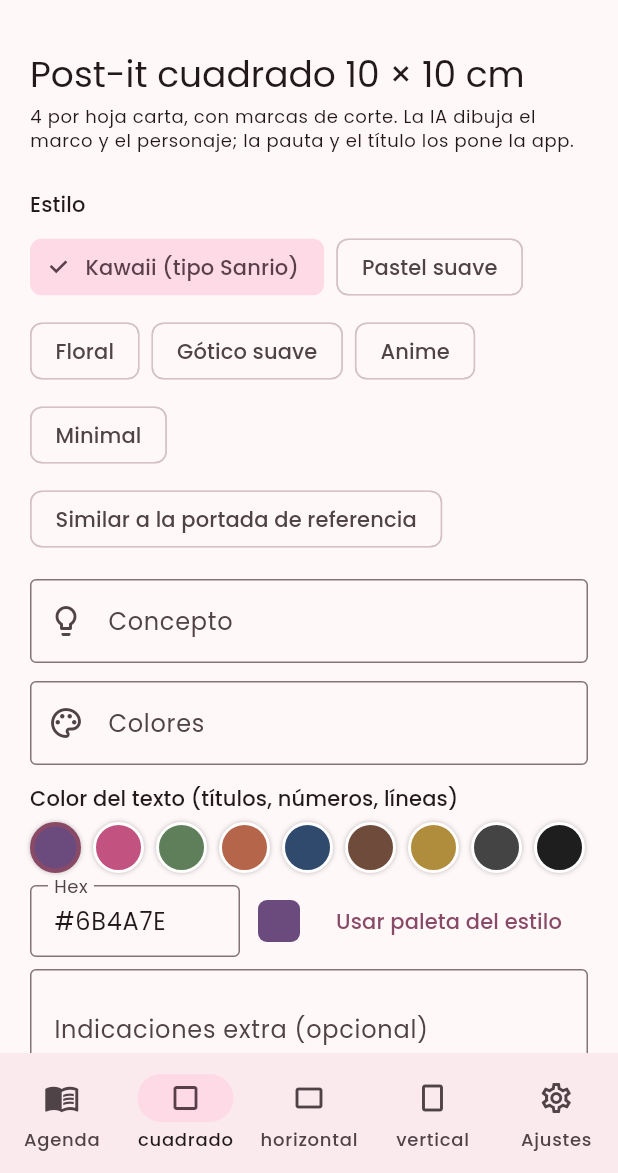
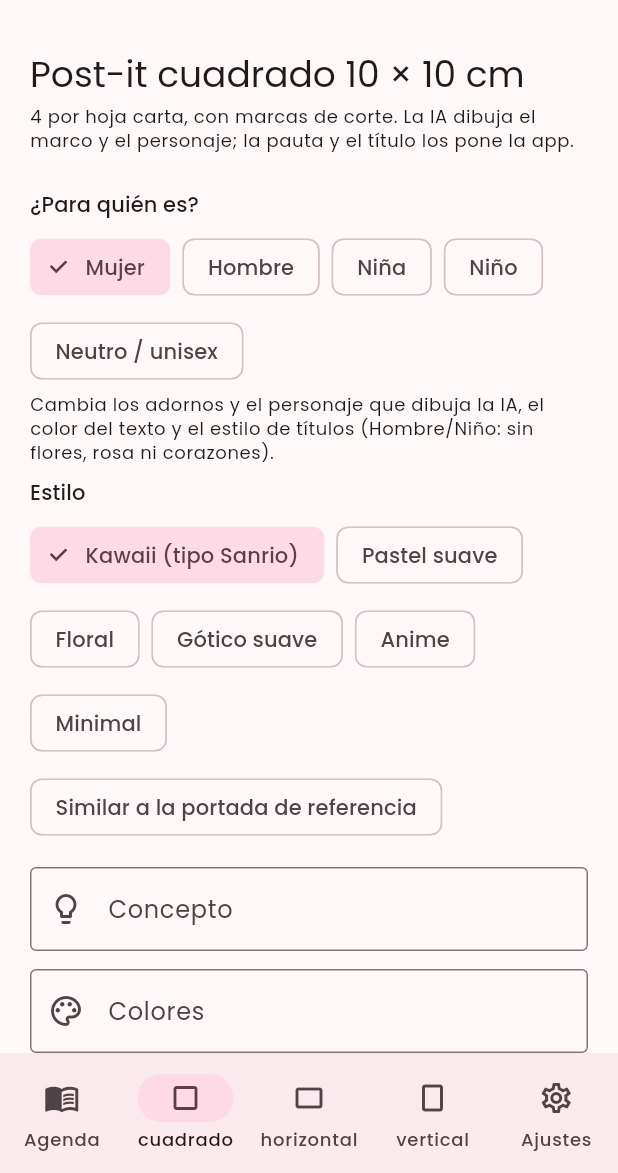
Before and after one commit to djtetal87/agustinita-creator, a Flutter app: the screen it shows after launch, item 2 of the bottom bar chosen, on a phone screen of 412 x 824 dp, the part 63-1236 px from its top. Run offline on Flutter 3.47's test engine with Material 3 defaults, Android fonts, the phone set to English and light mode, and no system bars; our stand-ins replace image_picker, pdf, printing, share_plus, shared_preferences; missing offline and left inert: file_selector.

Commit message:
v0.13: opción '¿Para quién es?' (mujer/hombre/niña/niño/neutro) para marcos, relleno, portada y separadores
Co-Authored-By: Claude Opus 5.5 <noreply@anthropic.com>
Claude-Session: https://claude.ai/code/session_01JVGDgnUhvLaM1f5JzEqDRk

```diff
--- a/lib/app_settings.dart
+++ b/lib/app_settings.dart
@@ -6,6 +6,7 @@ class AppSettings {
   static const _kScript = 'title_script';
   static const _kTitleStyle = 'title_style';
   static const _kInk = 'ink_hex';
+  static const _kAudience = 'audience';
 
   static const falModels = <String, String>{
     'fal-ai/flux-pro/v1.1': 'Flux Pro 1.1 — mejor calidad, ~4 ¢',
@@ -18,6 +19,7 @@ class AppSettings {
   String titleScript; // stylescript · marck · parisienne · sacramento · allura
   String titleStyle; // dual · script · plain
   String inkHex; // color del texto del papel, '' = paleta del estilo
+  String audience = 'mujer'; // mujer · hombre · nina · nino · neutro
   AppSettings({required this.falKey, required this.falModel, this.titleScript = 'stylescript', this.titleStyle = 'dual', this.inkHex = '#6B4A7E'});
 
   static Future<AppSettings> load() async {
@@ -28,7 +30,7 @@ class AppSettings {
       titleScript: p.getString(_kScript) ?? 'stylescript',
       titleStyle: p.getString(_kTitleStyle) ?? 'dual',
       inkHex: p.getString(_kInk) ?? '#6B4A7E',
-    );
+    )..audience = p.getString(_kAudience) ?? 'mujer';
   }
 
   Future<void> save() async {
@@ -38,6 +40,7 @@ class AppSettings {
     await p.setString(_kScript, titleScript);
     await p.setString(_kTitleStyle, titleStyle);
     await p.setString(_kInk, inkHex);
+    await p.setString(_kAudience, audience);
   }
 
   bool get isConfigured => falKey.trim().isNotEmpty;
--- a/lib/screens/agenda_screen.dart
+++ b/lib/screens/agenda_screen.dart
@@ -40,7 +40,9 @@ class _AgendaScreenState extends State<AgendaScreen> {
         .where((e) => '#${e.value.toRadixString(16).substring(2).toUpperCase()}' == hex.toUpperCase())
         .map((e) => e.key)
         .firstOrNull;
-    return 'tonos de ${name?.toLowerCase() ?? hex}, blanco y beige suave';
+    final a = widget.settings.audience;
+    final base = (a == 'hombre' || a == 'nino') ? 'gris y blanco' : 'blanco y beige suave';
+    return 'tonos de ${name?.toLowerCase() ?? hex}, $base';
   }
   String get _name => _nameC.text;
   String get _phrase => _phraseC.text;
@@ -88,8 +90,21 @@ class _AgendaScreenState extends State<AgendaScreen> {
   StyleSpec get _style {
     final base = StyleSpec.byId(_styleId);
     final ink = StyleSpec.parseHex(widget.settings.inkHex);
-    return ink == null ? base : base.withInk(ink);
+    final inked = ink == null ? base : base.withInk(ink);
+    return inked.withAudience(widget.settings.audience);
   }
+
+  void _setAudience(String a) => setState(() {
+        widget.settings.audience = a;
+        // color de texto y títulos acordes al público (se pueden cambiar después)
+        widget.settings.inkHex = StyleSpec.audienceInk[a] ?? widget.settings.inkHex;
+        if (a == 'hombre' || a == 'nino' || a == 'neutro') {
+          widget.settings.titleStyle = 'plain';
+        } else if (widget.settings.titleStyle == 'plain') {
+          widget.settings.titleStyle = 'dual';
+        }
+        widget.settings.save();
+      });
   List<Color> _coverColors = const [];
 
   Future<void> _refreshCoverColors() async {
@@ -412,6 +427,11 @@ class _AgendaScreenState extends State<AgendaScreen> {
         const SizedBox(height: 16),
         Field('Nombre de la persona (opcional si la portada ya lo trae)', 'Agustina', (_) {}, icon: Icons.person, controller: _nameC),
         Field('Texto a decir (frase, opcional)', 'Sigue brillando cada día', (_) {}, icon: Icons.format_quote, controller: _phraseC),
+        const SectionTitle('¿Para quién es?'),
+        AudienceChips(selected: widget.settings.audience, onChanged: _setAudience),
+        const SizedBox(height: 4),
+        Text('Cambia los adornos y el personaje que dibuja la IA, el color del texto y el estilo de títulos (Hombre/Niño: sin flores, rosa ni corazones).',
+            style: Theme.of(context).textTheme.bodySmall),
         const SectionTitle('Estilo'),
         StyleChips(selected: _styleId, onChanged: (v) => setState(() => _styleId = v)),
         const SizedBox(height: 16),
--- a/lib/screens/postit_screen.dart
+++ b/lib/screens/postit_screen.dart
@@ -43,8 +43,21 @@ class _PostitScreenState extends State<PostitScreen> {
   StyleSpec get _style {
     final base = StyleSpec.byId(_styleId);
     final ink = StyleSpec.parseHex(widget.settings.inkHex);
-    return ink == null ? base : base.withInk(ink);
+    final inked = ink == null ? base : base.withInk(ink);
+    return inked.withAudience(widget.settings.audience);
   }
+
+  void _setAudience(String a) => setState(() {
+        widget.settings.audience = a;
+        // color de texto y títulos acordes al público (se pueden cambiar después)
+        widget.settings.inkHex = StyleSpec.audienceInk[a] ?? widget.settings.inkHex;
+        if (a == 'hombre' || a == 'nino' || a == 'neutro') {
+          widget.settings.titleStyle = 'plain';
+        } else if (widget.settings.titleStyle == 'plain') {
+          widget.settings.titleStyle = 'dual';
+        }
+        widget.settings.save();
+      });
   PostitSpec get p => widget.spec;
 
   @override
@@ -105,6 +118,11 @@ class _PostitScreenState extends State<PostitScreen> {
         Text('${p.perSheet} por hoja carta, con marcas de corte. La IA dibuja el marco y el personaje; la pauta y el título los pone la app.',
             style: Theme.of(context).textTheme.bodySmall),
         const SizedBox(height: 16),
+        const SectionTitle('¿Para quién es?'),
+        AudienceChips(selected: widget.settings.audience, onChanged: _setAudience),
+        const SizedBox(height: 4),
+        Text('Cambia los adornos y el personaje que dibuja la IA, el color del texto y el estilo de títulos (Hombre/Niño: sin flores, rosa ni corazones).',
+            style: Theme.of(context).textTheme.bodySmall),
         const SectionTitle('Estilo'),
         StyleChips(selected: _styleId, onChanged: (v) => setState(() => _styleId = v)),
         const SizedBox(height: 16),
--- a/lib/screens/widgets.dart
+++ b/lib/screens/widgets.dart
@@ -118,6 +118,18 @@ class ArtPreview extends StatelessWidget {
       ],
     );
   }
+}
+
+/// "¿Para quién es?" — Mujer / Hombre / Niña / Niño / Neutro.
+class AudienceChips extends StatelessWidget {
+  final String selected;
+  final ValueChanged<String> onChanged;
+  const AudienceChips({super.key, required this.selected, required this.onChanged});
+  @override
+  Widget build(BuildContext context) => Wrap(spacing: 8, runSpacing: 8, children: [
+        for (final e in StyleSpec.audiences.entries)
+          ChoiceChip(label: Text(e.value), selected: selected == e.key, onSelected: (_) => onChanged(e.key)),
+      ]);
 }
 
 /// Selector de color del texto del papel: muestras + hex + "tomar de la portada".
--- a/lib/theme_spec.dart
+++ b/lib/theme_spec.dart
@@ -143,6 +143,44 @@ class StyleSpec {
     );
   }
 
+  /// Para quién es la agenda: cambia adornos, personaje y paleta de la IA.
+  static const audiences = <String, String>{
+    'mujer': 'Mujer',
+    'hombre': 'Hombre',
+    'nina': 'Niña',
+    'nino': 'Niño',
+    'neutro': 'Neutro / unisex',
+  };
+
+  /// Color de texto sugerido al elegir el público.
+  static const audienceInk = <String, String>{
+    'mujer': '#6B4A7E',
+    'hombre': '#2F4A6D',
+    'nina': '#C2527F',
+    'nino': '#2F6D8F',
+    'neutro': '#444444',
+  };
+
+  static const _audiencePrompt = <String, String>{
+    'mujer': 'PÚBLICO: agenda para una MUJER ADULTA. Diseño delicado y elegante; puede llevar flores, hojas y detalles suaves.',
+    'hombre': 'PÚBLICO: agenda para un HOMBRE ADULTO. Diseño MASCULINO y sobrio: líneas limpias, formas geométricas, texturas (madera, cuero, papel kraft, pizarra), hojas verdes o elementos del tema. PROHIBIDO: rosa, lila, flores delicadas, corazones, lazos, brillos, estrellitas, encaje y cualquier adorno femenino o kawaii. Paleta de tonos azul marino, gris, verde oliva, café, arena o negro.',
+    'nina': 'PÚBLICO: agenda para una NIÑA. Diseño infantil, alegre y tierno, colores vivos pero suaves, personajes y adornos lúdicos.',
+    'nino': 'PÚBLICO: agenda para un NIÑO. Diseño infantil, alegre y aventurero: dinosaurios, espacio, autos, deportes, animales o el tema indicado; colores vivos (azul, verde, naranja, amarillo). PROHIBIDO: rosa, lila, flores delicadas, corazones, lazos y adornos femeninos.',
+    'neutro': 'PÚBLICO: agenda UNISEX para adulto. Diseño neutro y minimalista, sin elementos marcadamente femeninos ni masculinos: geometría suave, hojas verdes, tonos tierra, beige, gris y blanco. Sin rosa, sin corazones, sin lazos.',
+  };
+
+  /// Copia del estilo con la indicación de público al inicio del prompt
+  /// (va antes de la estética para que mande sobre ella).
+  StyleSpec withAudience(String audience) {
+    final a = _audiencePrompt[audience];
+    if (a == null) return this;
+    return StyleSpec(
+      id: id, label: label, frame: frame, titleBg: titleBg, titleFg: titleFg,
+      rule: rule, accent: accent,
+      aiPrompt: '$a ESTÉTICA BASE (adaptada al público): $aiPrompt',
+    );
+  }
+
   static PdfColor? parseHex(String s) {
     var h = s.trim().replaceAll('#', '');
     if (h.length == 3) h = h.split('').map((c) => '$c$c').join();
--- a/pubspec.yaml
+++ b/pubspec.yaml
@@ -1,7 +1,7 @@
 name: agustinita_creator
 description: Agustinita Creator — diseño de agendas y post-its personalizados con IA (Agustinita Papelería).
 publish_to: "none"
-version: 0.12.0+16
+version: 0.13.0+17
 
 environment:
   sdk: ">=3.4.0 <4.0.0"
```
